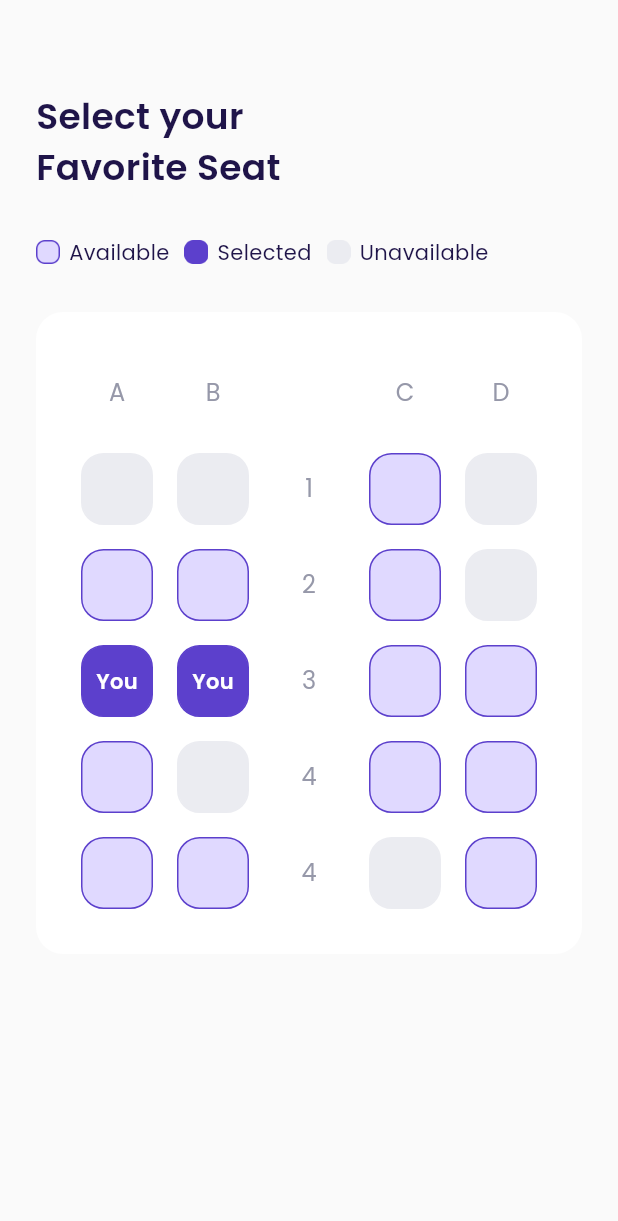
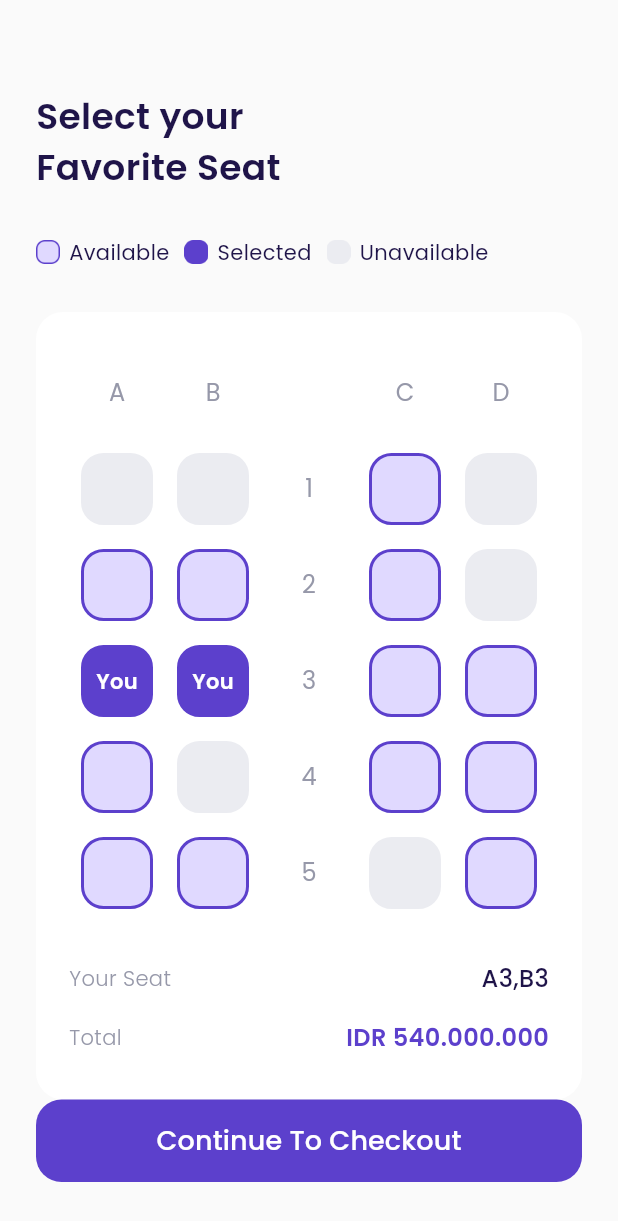
Before and after one commit to kingslyDev/TravelTicket, a Flutter app: the ChooseSeatPage screen opened directly, on a phone screen of 412 x 824 dp. Shown: the top 1221 px of the screen. Run offline on Flutter 3.47's test engine with Material 3 defaults, Android fonts, the phone set to English and light mode, and no system bars; our stand-ins replace google_fonts.

Commit message:
Halaman pilih kursi done

```diff
--- a/lib/ui/screens/choose_seat_page.dart
+++ b/lib/ui/screens/choose_seat_page.dart
@@ -1,5 +1,6 @@
 import 'package:flutter/material.dart';
 import 'package:travelticket/shared/themes.dart';
+import 'package:travelticket/widgets/custom_button.dart';
 import 'package:travelticket/widgets/seat_item.dart';
 
 class ChooseSeatPage extends StatelessWidget {
@@ -338,7 +339,7 @@ class ChooseSeatPage extends StatelessWidget {
                     height: 48,
                     child: Center(
                       child: Text(
-                        '4',
+                        '5',
                         style: greyTextStyle.copyWith(
                           fontSize: 16,
                         ),
@@ -354,8 +355,65 @@ class ChooseSeatPage extends StatelessWidget {
                 ],
               ),
             ),
+            // Your Seat
+            Container(
+              margin: EdgeInsets.only(
+                top: 35,
+              ),
+              child: Row(
+                mainAxisAlignment: MainAxisAlignment.spaceBetween,
+                children: [
+                  Text(
+                    'Your Seat',
+                    style: greyTextStyle.copyWith(
+                      fontSize: 14,
+                      fontWeight: light,
+                    ),
+                  ),
+                  Text(
+                    'A3,B3',
+                    style: blackTextStyle.copyWith(
+                      fontSize: 16,
+                      fontWeight: medium,
+                    ),
+                  ),
+                ],
+              ),
+            ),
+            //Harga Total
+            Container(
+              margin: EdgeInsets.only(
+                top: 16,
+              ),
+              child: Row(
+                mainAxisAlignment: MainAxisAlignment.spaceBetween,
+                children: [
+                  Text(
+                    'Total',
+                    style: greyTextStyle.copyWith(
+                      fontSize: 14,
+                      fontWeight: light,
+                    ),
+                  ),
+                  Text(
+                    'IDR 540.000.000',
+                    style: purpleTextStyle.copyWith(
+                      fontSize: 16,
+                      fontWeight: semiBold,
+                    ),
+                  )
+                ],
+              ),
+            ),
           ],
         ),
+      );
+    }
+
+    Widget checkoutButton() {
+      return CustomButton(
+        kata: 'Continue To Checkout',
+        onPressed: () {},
       );
     }
 
@@ -369,6 +427,7 @@ class ChooseSeatPage extends StatelessWidget {
           title(),
           seatStatus(),
           selectSeat(),
+          checkoutButton(),
         ],
       ),
     );
--- a/lib/widgets/seat_item.dart
+++ b/lib/widgets/seat_item.dart
@@ -71,6 +71,7 @@ class SeatItem extends StatelessWidget {
         ),
         border: Border.all(
           color: BorderColor(),
+          width: 2,
         ),
       ),
       child: child(),
```
